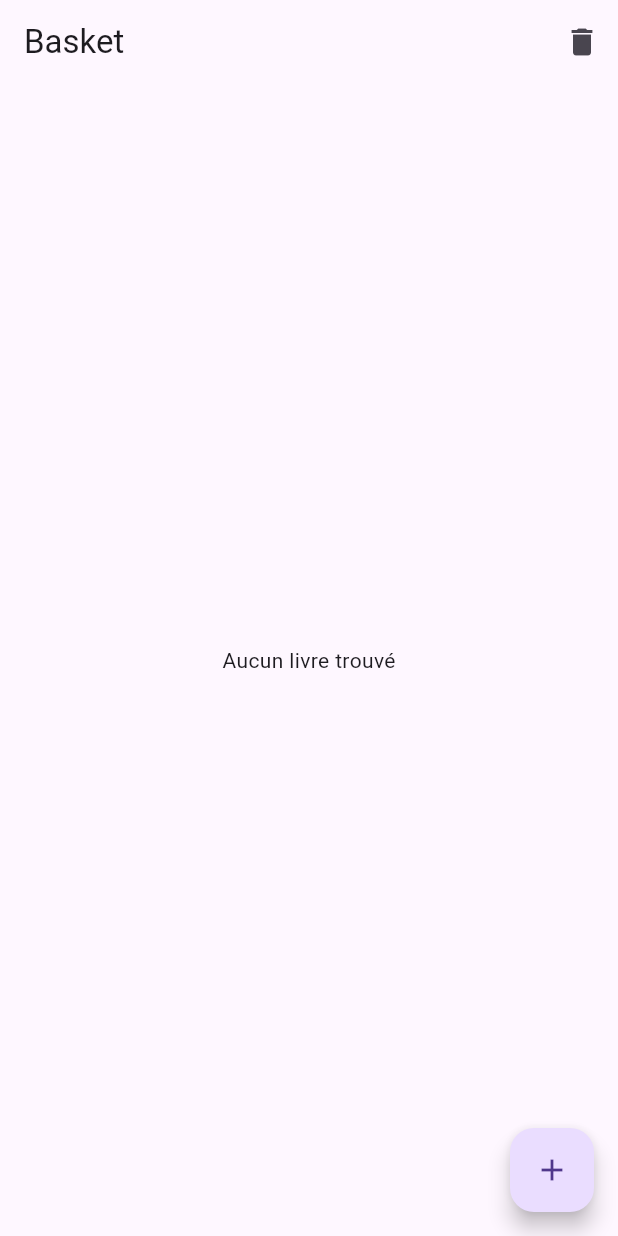
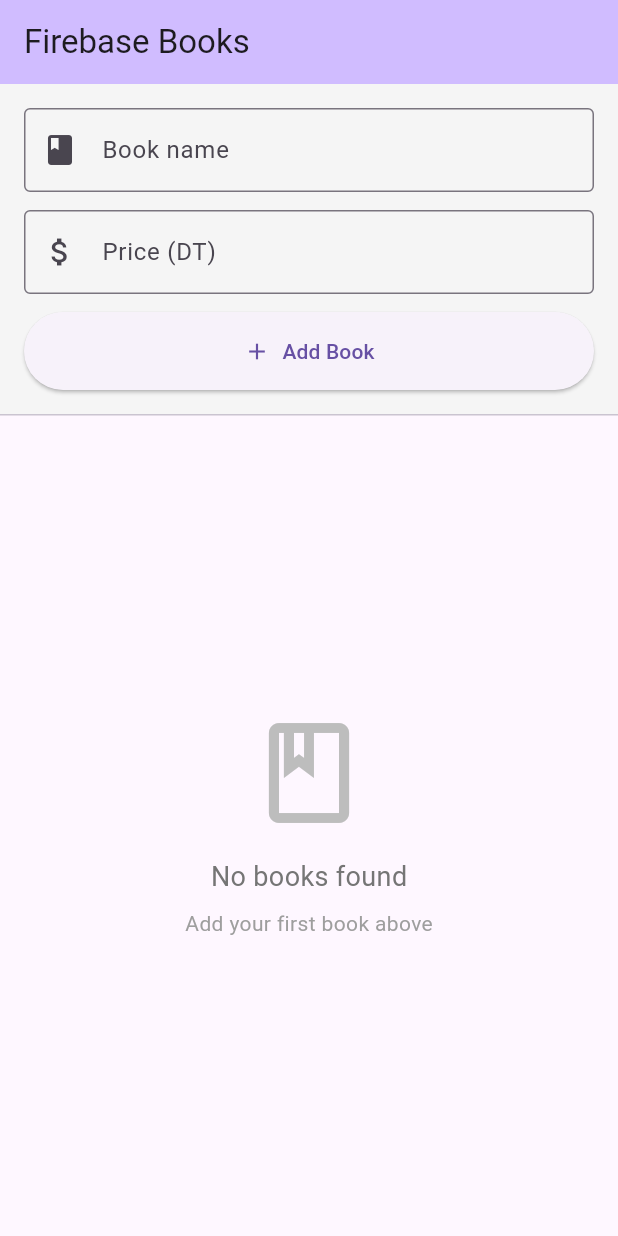
Before and after one commit to MouhibBahri/TP3_Flutter, a Flutter app: the screen it shows after launch, on a phone screen of 412 x 824 dp. Run offline on Flutter 3.47's test engine with Material 3 defaults, Android fonts, the phone set to English and light mode, and no system bars; our stand-ins replace cloud_firestore, firebase_core, shared_preferences, sqflite; accounts and stored records are empty.

Commit message:
fix closing db, adding firestore implementation

```diff
--- /dev/null
+++ b/devtools_options.yaml
@@ -0,0 +1,3 @@
+description: This file stores settings for Dart & Flutter DevTools.
+documentation: https://docs.flutter.dev/tools/devtools/extensions#configure-extension-enablement-states
+extensions:
--- a/lib/main.dart
+++ b/lib/main.dart
@@ -1,26 +1,29 @@
 import 'package:flutter/material.dart';
 import 'package:tp3/screens/basket_screen.dart';
+import 'package:tp3/screens/firestore_screen.dart';
 import 'models/user.dart';
 import 'services/user_service.dart';
+import 'package:firebase_core/firebase_core.dart';
 
 void main() async {
   WidgetsFlutterBinding.ensureInitialized();
 
+  // testing sharedPreferences
   final userService = UserService();
-
   final user = User.withEmailAndName(
     email: "test@example.com",
     fullName: "Mouhib Bahri",
   );
-  // Save user
+  // Save
   await userService.saveCurrentUser(user);
-
   // Get user
   final savedUser = await userService.getCurrentUser();
   print("User from storage: ${savedUser?.fullName}, ${savedUser?.email}");
-
   // Clear user
   await userService.clearCurrentUser();
+
+  // testing firebase
+  await Firebase.initializeApp();
 
   runApp(const MyApp());
 }
@@ -32,7 +35,8 @@ class MyApp extends StatelessWidget {
   Widget build(BuildContext context) {
     return const MaterialApp(
       debugShowCheckedModeBanner: false,
-      home: BasketScreen(),
+      // home: BasketScreen(),
+      home: FirestoreScreen(),
     );
   }
 }
--- /dev/null
+++ b/lib/screens/firestore_screen.dart
@@ -0,0 +1,302 @@
+import 'package:flutter/material.dart';
+import 'package:cloud_firestore/cloud_firestore.dart';
+
+class FirestoreScreen extends StatefulWidget {
+  const FirestoreScreen({super.key});
+
+  @override
+  State<FirestoreScreen> createState() => _FirestoreScreenState();
+}
+
+class _FirestoreScreenState extends State<FirestoreScreen> {
+  final TextEditingController _nameController = TextEditingController();
+  final TextEditingController _priceController = TextEditingController();
+  final FirebaseFirestore _firestore = FirebaseFirestore.instance;
+
+  bool _isLoading = false;
+
+  // Add book to Firestore
+  Future<void> _addBook() async {
+    // Validate input
+    if (_nameController.text.trim().isEmpty) {
+      _showMessage('Please enter a book name', isError: true);
+      return;
+    }
+
+    if (_priceController.text.trim().isEmpty) {
+      _showMessage('Please enter a price', isError: true);
+      return;
+    }
+
+    final int? price = int.tryParse(_priceController.text.trim());
+    if (price == null) {
+      _showMessage('Please enter a valid number for price', isError: true);
+      return;
+    }
+
+    setState(() => _isLoading = true);
+
+    try {
+      await _firestore.collection('books').add({
+        'name': _nameController.text.trim(),
+        'price': price,
+        'createdAt': FieldValue.serverTimestamp(),
+      });
+
+      _showMessage('Book added successfully!');
+      _nameController.clear();
+      _priceController.clear();
+
+      // Unfocus keyboard
+      FocusScope.of(context).unfocus();
+    } catch (e) {
+      print('Error adding book: $e');
+      _showMessage('Error adding book: $e', isError: true);
+    } finally {
+      setState(() => _isLoading = false);
+    }
+  }
+
+  // Delete book from Firestore
+  Future<void> _deleteBook(String id, String name) async {
+    try {
+      await _firestore.collection('books').doc(id).delete();
+      _showMessage('Book "$name" deleted');
+    } catch (e) {
+      print('Error deleting book: $e');
+      _showMessage('Error deleting book: $e', isError: true);
+    }
+  }
+
+  // Show snackbar message
+  void _showMessage(String message, {bool isError = false}) {
+    if (!mounted) return;
+    ScaffoldMessenger.of(context).showSnackBar(
+      SnackBar(
+        content: Text(message),
+        backgroundColor: isError ? Colors.red : Colors.green,
+        duration: const Duration(seconds: 2),
+      ),
+    );
+  }
+
+  @override
+  void dispose() {
+    _nameController.dispose();
+    _priceController.dispose();
+    super.dispose();
+  }
+
+  @override
+  Widget build(BuildContext context) {
+    return Scaffold(
+      appBar: AppBar(
+        title: const Text('Firebase Books'),
+        backgroundColor: Theme.of(context).colorScheme.inversePrimary,
+      ),
+      body: Column(
+        children: [
+          // Input form section
+          Container(
+            padding: const EdgeInsets.all(16.0),
+            color: Colors.grey[100],
+            child: Column(
+              children: [
+                TextField(
+                  controller: _nameController,
+                  decoration: const InputDecoration(
+                    labelText: 'Book name',
+                    border: OutlineInputBorder(),
+                    prefixIcon: Icon(Icons.book),
+                  ),
+                  textInputAction: TextInputAction.next,
+                ),
+                const SizedBox(height: 12),
+                TextField(
+                  controller: _priceController,
+                  keyboardType: TextInputType.number,
+                  decoration: const InputDecoration(
+                    labelText: 'Price (DT)',
+                    border: OutlineInputBorder(),
+                    prefixIcon: Icon(Icons.attach_money),
+                  ),
+                  textInputAction: TextInputAction.done,
+                  onSubmitted: (_) => _addBook(),
+                ),
+                const SizedBox(height: 12),
+                SizedBox(
+                  width: double.infinity,
+                  child: ElevatedButton.icon(
+                    onPressed: _isLoading ? null : _addBook,
+                    icon: _isLoading
+                        ? const SizedBox(
+                            width: 20,
+                            height: 20,
+                            child: CircularProgressIndicator(strokeWidth: 2),
+                          )
+                        : const Icon(Icons.add),
+                    label: Text(_isLoading ? 'Adding...' : 'Add Book'),
+                    style: ElevatedButton.styleFrom(
+                      padding: const EdgeInsets.all(16),
+                    ),
+                  ),
+                ),
+              ],
+            ),
+          ),
+
+          const Divider(height: 1),
+
+          // Books list section
+          Expanded(
+            child: StreamBuilder<QuerySnapshot>(
+              stream: _firestore
+                  .collection('books')
+                  .orderBy('createdAt', descending: true)
+                  .snapshots(),
+              builder: (context, snapshot) {
+                // Loading state
+                if (snapshot.connectionState == ConnectionState.waiting) {
+                  return const Center(child: CircularProgressIndicator());
+                }
+
+                // Error state
+                if (snapshot.hasError) {
+                  return Center(
+                    child: Column(
+                      mainAxisAlignment: MainAxisAlignment.center,
+                      children: [
+                        const Icon(
+                          Icons.error_outline,
+                          color: Colors.red,
+                          size: 60,
+                        ),
+                        const SizedBox(height: 16),
+                        Text(
+                          'Error: ${snapshot.error}',
+                          style: const TextStyle(color: Colors.red),
+                          textAlign: TextAlign.center,
+                        ),
+                        const SizedBox(height: 16),
+                        ElevatedButton.icon(
+                          onPressed: () => setState(() {}),
+                          icon: const Icon(Icons.refresh),
+                          label: const Text('Retry'),
+                        ),
+                      ],
+                    ),
+                  );
+                }
+
+                // Empty state
+                if (!snapshot.hasData || snapshot.data!.docs.isEmpty) {
+                  return Center(
+                    child: Column(
+                      mainAxisAlignment: MainAxisAlignment.center,
+                      children: [
+                        Icon(
+                          Icons.book_outlined,
+                          size: 80,
+                          color: Colors.grey[400],
+                        ),
+                        const SizedBox(height: 16),
+                        Text(
+                          'No books found',
+                          style: TextStyle(
+                            fontSize: 18,
+                            color: Colors.grey[600],
+                          ),
+                        ),
+                        const SizedBox(height: 8),
+                        Text(
+                          'Add your first book above',
+                          style: TextStyle(color: Colors.grey[500]),
+                        ),
+                      ],
+                    ),
+                  );
+                }
+
+                // Data state
+                final docs = snapshot.data!.docs;
+
+                return ListView.builder(
+                  itemCount: docs.length,
+                  padding: const EdgeInsets.all(8),
+                  itemBuilder: (context, index) {
+                    final doc = docs[index];
+                    final data = doc.data() as Map<String, dynamic>;
+
+                    final String name = data['name']?.toString() ?? 'Unknown';
+                    final int price = data['price'] ?? 0;
+                    final String docId = doc.id;
+
+                    return Card(
+                      elevation: 2,
+                      margin: const EdgeInsets.symmetric(
+                        vertical: 4,
+                        horizontal: 8,
+                      ),
+                      child: ListTile(
+                        leading: CircleAvatar(
+                          backgroundColor: Theme.of(context).primaryColor,
+                          child: Text(
+                            name[0].toUpperCase(),
+                            style: const TextStyle(
+                              color: Colors.white,
+                              fontWeight: FontWeight.bold,
+                            ),
+                          ),
+                        ),
+                        title: Text(
+                          name,
+                          style: const TextStyle(fontWeight: FontWeight.bold),
+                        ),
+                        subtitle: Text(
+                          'Price: $price DT',
+                          style: TextStyle(color: Colors.grey[700]),
+                        ),
+                        trailing: IconButton(
+                          icon: const Icon(Icons.delete),
+                          color: Colors.red,
+                          onPressed: () {
+                            // Show confirmation dialog
+                            showDialog(
+                              context: context,
+                              builder: (context) => AlertDialog(
+                                title: const Text('Delete Book'),
+                                content: Text(
+                                  'Are you sure you want to delete "$name"?',
+                                ),
+                                actions: [
+                                  TextButton(
+                                    onPressed: () => Navigator.pop(context),
+                                    child: const Text('Cancel'),
+                                  ),
+                                  TextButton(
+                                    onPressed: () {
+                                      Navigator.pop(context);
+                                      _deleteBook(docId, name);
+                                    },
+                                    child: const Text(
+                                      'Delete',
+                                      style: TextStyle(color: Colors.red),
+                                    ),
+                                  ),
+                                ],
+                              ),
+                            );
+                          },
+                        ),
+                      ),
+                    );
+                  },
+                );
+              },
+            ),
+          ),
+        ],
+      ),
+    );
+  }
+}
--- a/lib/services/book_service.dart
+++ b/lib/services/book_service.dart
@@ -6,41 +6,38 @@ class BookService {
 
   Future<void> insertBook(Book book) async {
     final db = await _dbHelper.database;
-    await db.transaction((txn) async {
-      await txn.rawInsert(
-        "INSERT INTO book(name, price, image) VALUES('${book.name}',${book.price},'${book.image}' )",
-      );
+
+    await db.insert('book', {
+      'name': book.name,
+      'price': book.price,
+      'image': book.image,
     });
-    await db.close();
+
+    print("Inserted: ${book.name}");
   }
 
   Future<List<Book>> fetchBasketBooks() async {
-    List<Book> books = [];
-    var db = await _dbHelper.database;
+    final db = await _dbHelper.database;
 
-    await db.transaction((txn) async {
-      List<Map> list = await txn.rawQuery("SELECT * FROM book");
+    final List<Map<String, dynamic>> maps = await db.query('book');
 
-      for (var element in list) {
-        books.add(
-          Book(
-            element["name"] as String,
-            element["price"] as int,
-            element["image"].toString(),
-          ),
-        );
-      }
+    return List.generate(maps.length, (i) {
+      return Book(
+        maps[i]['name'] as String,
+        maps[i]['price'] as int,
+        maps[i]['image'] as String,
+      );
     });
-
-    await db.close();
-    return books;
   }
 
   Future<void> clearBooks() async {
-    var db = await _dbHelper.database;
-    await db.transaction((txn) async {
-      await txn.rawDelete("DELETE FROM book");
-    });
-    await db.close();
+    final db = await _dbHelper.database;
+    await db.delete('book');
+    print("All books cleared");
+  }
+
+  Future<void> deleteBook(String name) async {
+    final db = await _dbHelper.database;
+    await db.delete('book', where: 'name = ?', whereArgs: [name]);
   }
 }
--- a/pubspec.yaml
+++ b/pubspec.yaml
@@ -12,6 +12,8 @@ dependencies:
   shared_preferences: ^2.5.3
   sqflite: ^2.4.2
   path: ^1.9.1
+  cloud_firestore: ^5.4.4
+  firebase_core: ^3.6.0
 
 dev_dependencies:
   flutter_test:
```
Also changed, not shown: lib/services/database_helper.dart (+13 -2 lines), pubspec.lock, 7 other files.
